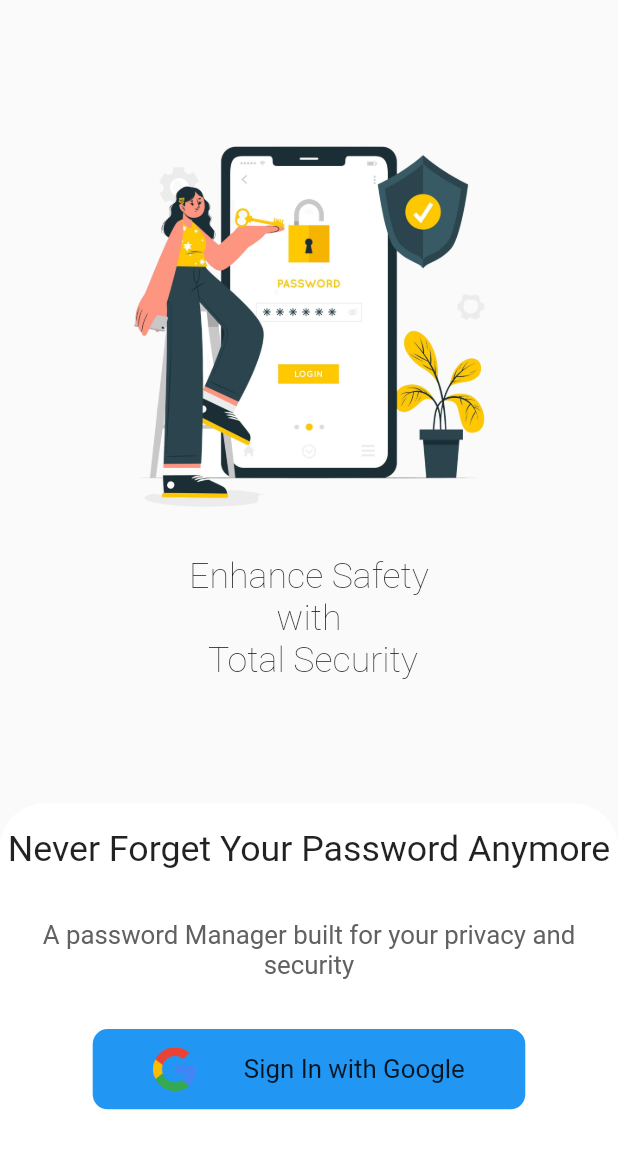
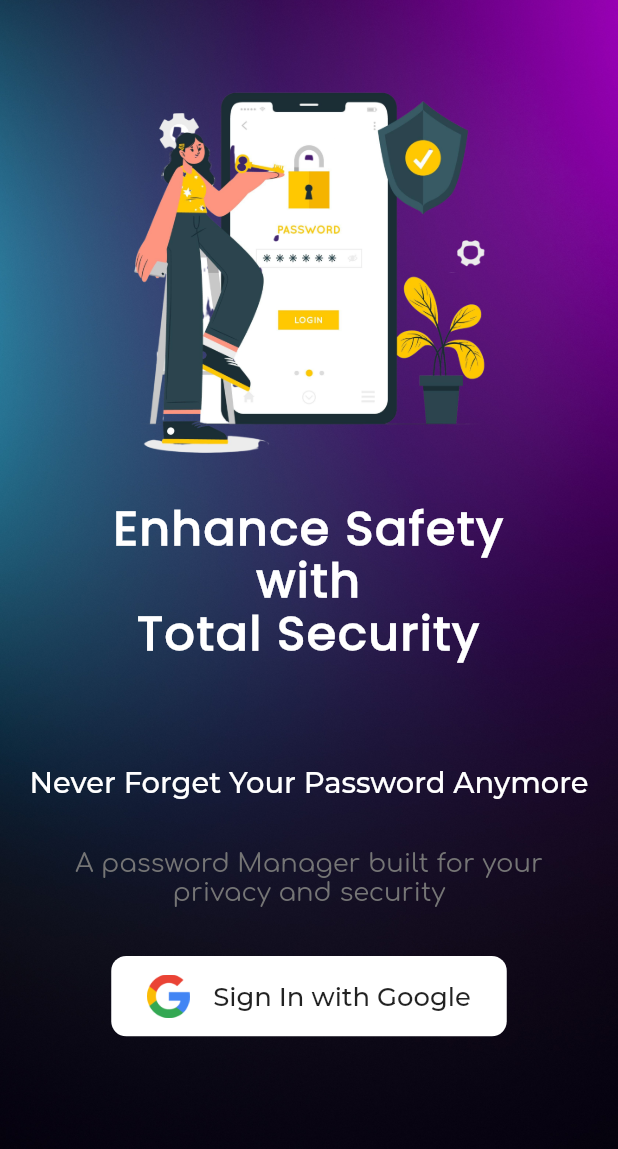
Before and after one commit to ROUNAK-K-JHA-2002/PassBit.dev, a Flutter app: the Login screen opened directly, on a phone screen of 412 x 824 dp. Shown: the top 1149 px of the screen. Run offline on Flutter 3.47's test engine with Material 2 defaults, Android fonts, the phone set to English and light mode, and no system bars; our stand-ins replace firebase_auth, firebase_core, flutter_neumorphic, flutter_secure_storage, fluttertoast, google_nav_bar and 3 more; accounts and stored records are empty.

Commit message:
Completed Login UI

```diff
--- a/lib/Screens/login.dart
+++ b/lib/Screens/login.dart
@@ -1,4 +1,7 @@
+// ignore_for_file: use_build_context_synchronously
+
 import 'package:flutter/material.dart';
+import 'package:flutter_neumorphic/flutter_neumorphic.dart';
 import 'package:responsive_sizer/responsive_sizer.dart';
 
 import '../Services/firebase_services.dart';
@@ -16,12 +19,10 @@ class _LoginState extends State<Login> {
   Widget build(BuildContext context) {
     return Scaffold(
       body: Container(
-        // decoration: BoxDecoration(
-        //   gradient: LinearGradient(colors: [
-        //     hexToColor("#603fef"),
-        //     hexToColor("#8a2be2"),
-        //   ], begin: Alignment.topCenter, end: Alignment.bottomCenter),
-        // ),
+        width: MediaQuery.of(context).size.width,
+        decoration: const BoxDecoration(
+            image: DecorationImage(
+                image: AssetImage("assets/abstractBg.jpg"), fit: BoxFit.cover)),
         child:
             Column(mainAxisAlignment: MainAxisAlignment.spaceEvenly, children: [
           const Expanded(child: SizedBox()),
@@ -32,76 +33,64 @@ class _LoginState extends State<Login> {
             height: 35.h,
           ),
           Padding(
-            padding: EdgeInsets.symmetric(vertical: 2.h, horizontal: 4.w),
+            padding: EdgeInsets.symmetric(vertical: 2.5.h, horizontal: 4.w),
             child: Text(
-              "Enhance Safety \nwith \n Total Security",
+              "Enhance Safety \nwith \nTotal Security",
               textAlign: TextAlign.center,
               style: TextStyle(
-                  fontSize: 20.sp,
-                  // color: Colors.white,
-                  fontWeight: FontWeight.w100),
+                  fontFamily: 'Poppins',
+                  fontSize: 23.sp,
+                  letterSpacing: 1.2,
+                  height: 1.1,
+                  color: Colors.white,
+                  fontWeight: FontWeight.w900),
             ),
           ),
-          // Padding(
-          //   padding: EdgeInsets.symmetric(vertical: 2.h, horizontal: 4.w),
-          //   child: Text(
-          //     "Keep all your password in one place.\n Safe and sound",
-          //     textAlign: TextAlign.center,
-          //     style: GoogleFonts.montserrat(
-          //         textStyle: TextStyle(
-          //             fontSize: 17.sp,
-          //             // color: Colors.white,
-          //             fontWeight: FontWeight.w500)),
-          //   ),
-          // ),
           const Expanded(child: SizedBox()),
           Container(
-            height: 35.h,
-            decoration: const BoxDecoration(
-              borderRadius: BorderRadius.vertical(top: Radius.circular(30.0)),
-              color: Colors.white,
-              // boxShadow: [
-              //   BoxShadow(
-              //     color: Colors.grey,
-              //     offset: Offset(0.0, 1.0),
-              //     blurRadius: 5.0,
-              //   ),
-              // ],
-            ),
-            width: MediaQuery.of(context).size.width,
-            child: Column(children: [
+              margin: EdgeInsets.symmetric(vertical: 0, horizontal: 3.w),
+              child: Column(
+                children: [
                   Padding(
                     padding: EdgeInsets.symmetric(vertical: 2.h),
                     child: Text(
                       "Never Forget Your Password Anymore",
                       textAlign: TextAlign.center,
-                  style: TextStyle(fontSize: 20.sp),
+                      style: TextStyle(
+                          fontFamily: 'Montserrat',
+                          fontSize: 18.sp,
+                          color: Colors.white),
                     ),
                   ),
                   Padding(
-                padding: EdgeInsets.symmetric(vertical: 2.h, horizontal: 5.w),
+                    padding:
+                        EdgeInsets.symmetric(vertical: 2.h, horizontal: 5.w),
                     child: Text(
                       "A password Manager built for your privacy and security",
                       textAlign: TextAlign.center,
-                  style:
-                      TextStyle(fontSize: 17.sp, color: Colors.grey.shade700),
+                      style: TextStyle(
+                          fontFamily: 'Comfortaa-Regular',
+                          fontSize: 17.sp,
+                          color: Colors.grey.shade600),
                     ),
                   ),
                   GestureDetector(
                     onTap: () async {
-                  dynamic user = await FirebaseServices().SignInWithGoogle();
+                      dynamic user =
+                          await FirebaseServices().SignInWithGoogle();
                       if (user != null) {
                         Navigator.of(context).pushReplacement(MaterialPageRoute(
                             builder: (context) => const HomePage()));
                       }
                     },
                     child: Container(
-                  padding:
-                      EdgeInsets.symmetric(vertical: 1.5.h, horizontal: 2.w),
-                  margin: EdgeInsets.symmetric(vertical: 2.h, horizontal: 15.w),
+                      padding: EdgeInsets.symmetric(
+                          vertical: 1.5.h, horizontal: 2.w),
+                      margin:
+                          EdgeInsets.symmetric(vertical: 2.h, horizontal: 15.w),
                       decoration: BoxDecoration(
                           borderRadius: BorderRadius.circular(10),
-                      color: Colors.blue),
+                          color: Colors.white),
                       child: Row(
                           mainAxisAlignment: MainAxisAlignment.spaceEvenly,
                           children: [
@@ -113,24 +102,17 @@ class _LoginState extends State<Login> {
                             ),
                             Text(
                               "Sign In with Google",
-                          style: TextStyle(fontSize: 17.sp),
+                              style: TextStyle(
+                                fontSize: 17.sp,
+                                fontFamily: 'Montserrat',
+                              ),
                             )
                           ]),
                     ),
                   ),
-              // BottomButton(
-              //     text: "Get Started",
-              //     onTap: () async {
-              //       final bool result = await saveFirstTimeUser("true");
-
-              //       if (result) {
-              //         Navigator.of(context).pushReplacement(MaterialPageRoute(
-              //             builder: (context) =>
-              //                 const MasterPassword(isrouteFromLogin: true)));
-              //       }
-              //     })
-            ]),
-          )
+                ],
+              )),
+          const Expanded(flex: 4, child: SizedBox()),
         ]),
       ),
     );
--- a/lib/main.dart
+++ b/lib/main.dart
@@ -1,21 +1,19 @@
+import 'package:firebase_core/firebase_core.dart';
 import 'package:flutter/material.dart';
-import 'package:flutter/services.dart';
+import 'package:passwordmanager/Screens/dashboard.dart';
 import 'package:passwordmanager/Screens/login.dart';
 import 'package:passwordmanager/Screens/home.dart';
-
-import 'package:passwordmanager/Services/LocalAuth.dart';
 import 'package:responsive_sizer/responsive_sizer.dart';
-
 import 'Services/User.dart';
 
 void main() async {
   WidgetsFlutterBinding.ensureInitialized();
-
-  runApp(MyApp());
+  await Firebase.initializeApp();
+  runApp(const MyApp());
 }
 
 class MyApp extends StatefulWidget {
-  MyApp({super.key});
+  const MyApp({super.key});
 
   @override
   State<MyApp> createState() => _MyAppState();
@@ -47,7 +45,7 @@ class _MyAppState extends State<MyApp> {
         theme: ThemeData(
           primarySwatch: Colors.blue,
         ),
-        home: !isFirstUser ? const Login() : const HomePage(),
+        home: const Dashboard(),
       );
     });
   }
--- a/pubspec.yaml
+++ b/pubspec.yaml
@@ -38,6 +38,7 @@ dependencies:
   fluttertoast: ^8.2.1
   google_sign_in: ^6.1.0
   cool_dropdown: ^2.1.0
+  flutter_neumorphic: ^3.2.0
   flutter:
     sdk: flutter
 
```
Also changed, not shown: assets/abstractBg.jpg (added), assets/login_bg.jpg (added), pubspec.lock. Lines whose indentation alone changed are shown as unchanged.
